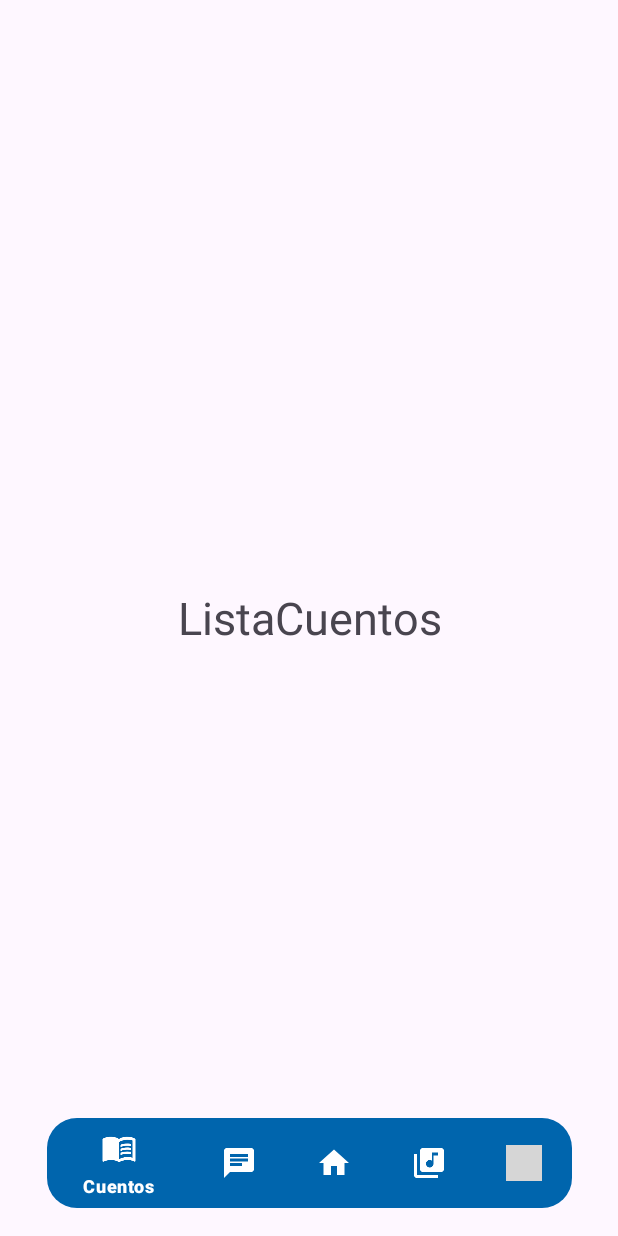
After one commit to erickgwav/SpeakSwift, an Android app: the CuentosListaActivity screen opened directly, with no data from a screen before it, on a phone screen of 412 x 824 dp. The commit adds this screen. Run offline under Robolectric (Android 15) with nearby library versions, the phone set to English and light mode, and no system bars; grey boxes are pictures that could not be loaded.

Commit message:
Esta madre ya navega entre distintas actividades, pero es un chingo de codigo reutilizado, aun no sé si usar fragments en vez de actividades

```diff
--- /dev/null
+++ b/app/src/main/java/mx/eege/speakswift/CuentosListaActivity.java
@@ -0,0 +1,49 @@
+package mx.eege.speakswift;
+
+import android.content.Intent;
+import android.os.Bundle;
+import android.view.MenuItem;
+import android.widget.TextView;
+
+import androidx.annotation.NonNull;
+import androidx.appcompat.app.AppCompatActivity;
+
+import com.google.android.material.bottomnavigation.BottomNavigationView;
+import com.google.android.material.navigation.NavigationBarView;
+
+public class CuentosListaActivity extends AppCompatActivity {
+    protected void onCreate(Bundle savedInstanceState) {
+        super.onCreate(savedInstanceState);
+        setContentView(R.layout.lista_cuentos);
+        BottomNavigationView bottomNavigationView = findViewById(R.id.bottomNavigationView);
+        bottomNavigationView.setSelectedItemId(R.id.cuentos);
+        bottomNavigationView.setOnItemSelectedListener(new NavigationBarView.OnItemSelectedListener() {
+            @Override
+            public boolean onNavigationItemSelected(@NonNull MenuItem item) {
+                if (item.getItemId() == R.id.cuentos) {
+                    startNewActivity(CuentosListaActivity.class);
+                    return true;
+                } else if (item.getItemId() == R.id.chat) {
+                    return true;
+                } else if (item.getItemId() == R.id.inicio) {
+                    startNewActivity(MainActivity.class);
+                    return true;
+                } else if (item.getItemId() == R.id.musica) {
+                    return true;
+                } else if (item.getItemId() == R.id.dictados) {
+                    return true;
+                }
+                return false;
+            }
+        });
+    }
+
+    private void startNewActivity(Class<?> cls) {
+        // Inicia una nueva Activity
+        Intent intent = new Intent(CuentosListaActivity.this, cls);
+        startActivity(intent);
+        // Opcional: Puedes agregar transiciones de animación entre Activities si lo deseas.
+        // overridePendingTransition(R.anim.slide_in_right, R.anim.slide_out_left);
+        // Estos recursos de animación deben colocarse en el directorio res/anim.
+    }
+}
--- /dev/null
+++ b/app/src/main/res/layout/lista_cuentos.xml
@@ -0,0 +1,29 @@
+<?xml version="1.0" encoding="utf-8"?>
+<androidx.constraintlayout.widget.ConstraintLayout xmlns:android="http://schemas.android.com/apk/res/android"
+    android:layout_width="match_parent"
+    android:layout_height="match_parent"
+    xmlns:app="http://schemas.android.com/apk/res-auto">
+
+    <TextView
+        android:id="@+id/txt"
+        android:layout_width="match_parent"
+        android:layout_height="match_parent"
+        android:text="ListaCuentos"
+        android:gravity="center"
+        android:textSize="30dp"/>
+
+    <com.google.android.material.bottomnavigation.BottomNavigationView
+        android:id="@+id/bottomNavigationView"
+        style="@style/BottomNavigationView"
+        android:layout_width="350dp"
+        android:layout_height="60dp"
+        android:background="@drawable/button_alert_background"
+        app:layout_constraintBottom_toBottomOf="parent"
+        app:layout_constraintEnd_toEndOf="parent"
+        app:layout_constraintHorizontal_bias="0.5"
+        app:layout_constraintStart_toStartOf="parent"
+        app:layout_constraintTop_toTopOf="parent"
+        app:layout_constraintVertical_bias="0.976"
+        app:menu="@menu/bottom_nav_menu" />
+
+</androidx.constraintlayout.widget.ConstraintLayout>
```
Also changed, not shown: app/src/main/AndroidManifest.xml (+11 -1 lines), app/src/main/java/mx/eege/speakswift/MainActivity.java (+12 -8 lines).
